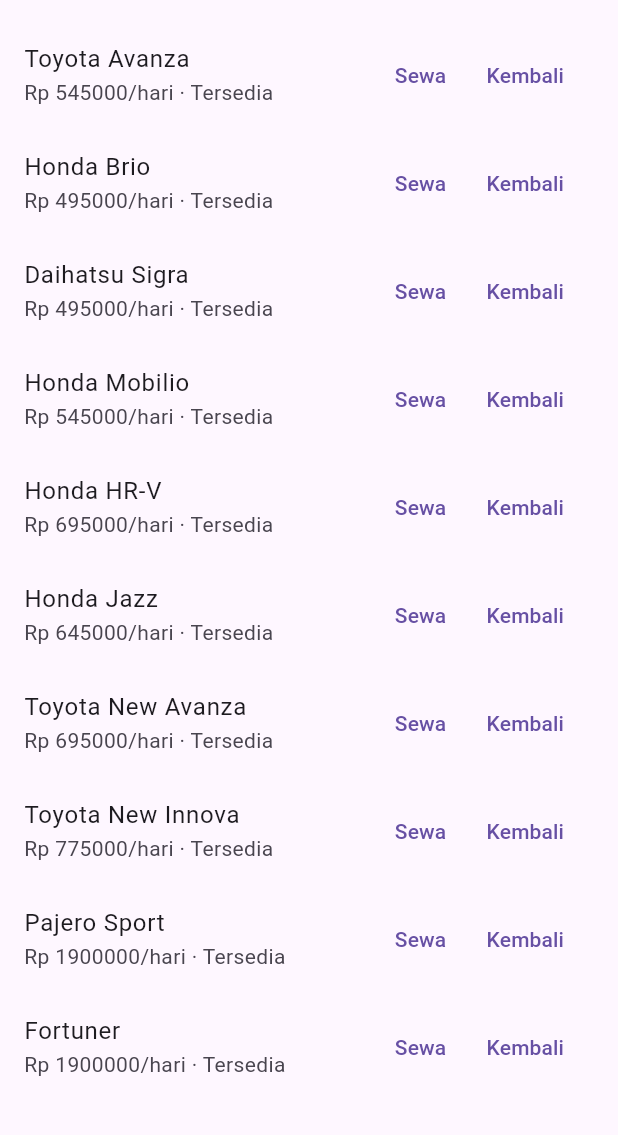
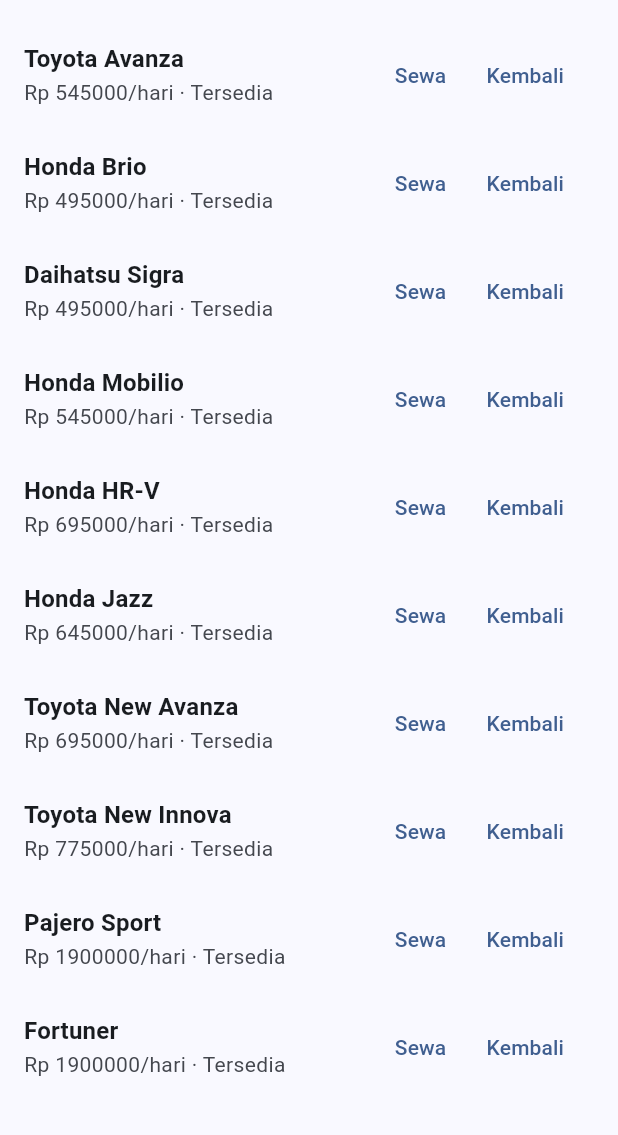
Before and after one commit to etjandinegara-coder/AFL2-Visual-Programming-EvelynTjandinegara-2086022510001, a Flutter app: the screen it shows after launch, on a phone screen of 412 x 824 dp, the part 63-1198 px from its top. Run offline on Flutter 3.47's test engine with Material 3 defaults, Android fonts, the phone set to English and light mode, and no system bars; our stand-ins replace equatable, shared_preferences.

Commit message:
tambah tema Material 3 di main.dart

```diff
--- a/lib/main.dart
+++ b/lib/main.dart
@@ -19,6 +19,15 @@ class MyApp extends StatelessWidget {
   Widget build(BuildContext context) {
     return MaterialApp(
       debugShowCheckedModeBanner: false,
+      theme: ThemeData(
+        useMaterial3: true,
+        colorScheme: ColorScheme.fromSeed(
+          seedColor: const Color(0xFF1565C0),
+        ),
+        textTheme: const TextTheme(
+          titleMedium: TextStyle(fontWeight: FontWeight.w600),
+        ),
+      ),
       home: CarView(viewModel: viewModel),
     );
   }
--- a/lib/views/car_view.dart
+++ b/lib/views/car_view.dart
@@ -85,7 +85,10 @@ class _CarList extends StatelessWidget {
       itemBuilder: (context, index) {
         final car = cars[index];
         return ListTile(
-          title: Text(car.name),
+          title: Text(
+            car.name,
+            style: Theme.of(context).textTheme.titleMedium,
+          ),
           subtitle: Text(
             'Rp ${car.dailyPrice}/hari · ${car.isAvailable ? 'Tersedia' : 'Disewa'}',
           ),
```
